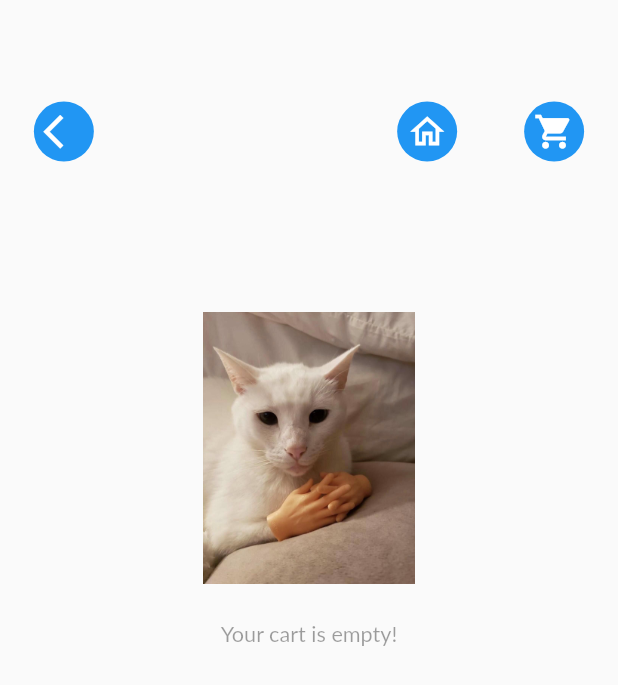
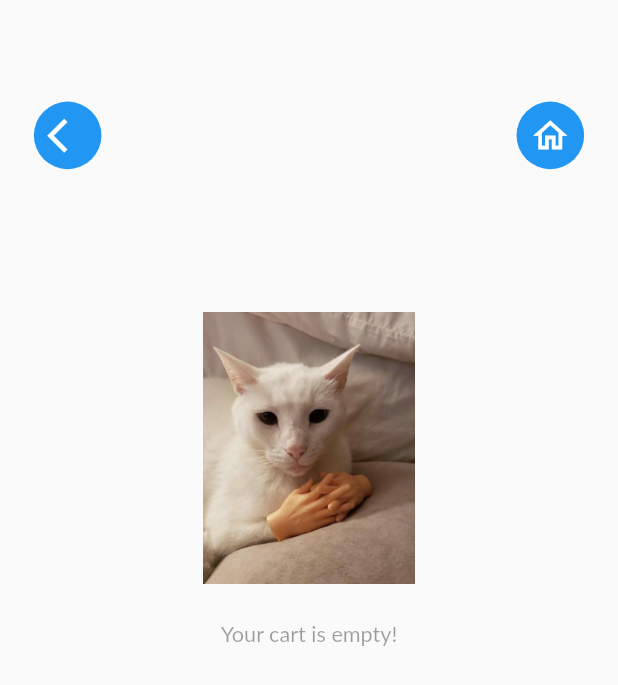
Before and after one commit to FrostElAkuma/Twaste, a Flutter app: the CartPage screen opened by its route, on a phone screen of 412 x 824 dp. Shown: the top 685 px of the screen. Run offline on Flutter 3.47's test engine with Material 2 defaults, Android fonts, the phone set to English and light mode, and no system bars; our stand-ins replace dots_indicator, firebase_core, firebase_messaging, flutter_local_notifications, flutter_typeahead, geocoding and 6 more; missing offline and left inert: google_maps_webservice; accounts and stored records are empty; network calls fail; Roboto replaces fonts that are missing (Lato).

Commit message:
Tryin to make UI responsive

```diff
--- a/lib/my_pages/cart/cart_page.dart
+++ b/lib/my_pages/cart/cart_page.dart
@@ -61,11 +61,17 @@ class _CartPageState extends State<CartPage> {
               child: Row(
                 mainAxisAlignment: MainAxisAlignment.spaceBetween,
                 children: [
-                  MyIcons(
-                    icon: Icons.arrow_back_ios,
-                    iconColor: Colors.white,
-                    backgroundColor: Colors.blue,
-                    iconSize: Dimensions.iconSize24,
+                  GestureDetector(
+                    onTap: () {
+                      Get.back(result: 'hello');
+                    },
+                    child: MyIcons(
+                      icon: Icons.arrow_back_ios,
+                      iconColor: Colors.white,
+                      backgroundColor: Colors.blue,
+                      size: Dimensions.width10 * 4,
+                      iconSize: Dimensions.iconSize24,
+                    ),
                   ),
                   SizedBox(
                     width: Dimensions.width20 * 5,
@@ -79,14 +85,9 @@ class _CartPageState extends State<CartPage> {
                       icon: Icons.home_outlined,
                       iconColor: Colors.white,
                       backgroundColor: Colors.blue,
+                      size: Dimensions.width10 * 4,
                       iconSize: Dimensions.iconSize24,
                     ),
-                  ),
-                  MyIcons(
-                    icon: Icons.shopping_cart,
-                    iconColor: Colors.white,
-                    backgroundColor: Colors.blue,
-                    iconSize: Dimensions.iconSize24,
                   ),
                 ],
               )),
@@ -263,7 +264,7 @@ class _CartPageState extends State<CartPage> {
                                                                         .product!,
                                                                     -1);
                                                               },
-                                                              child: const Icon(
+                                                              child: Icon(
                                                                 Icons.remove,
                                                                 color: Color
                                                                     .fromARGB(
@@ -271,6 +272,8 @@ class _CartPageState extends State<CartPage> {
                                                                         224,
                                                                         224,
                                                                         224),
+                                                                size: Dimensions
+                                                                    .width30,
                                                               ),
                                                             ),
                                                             SizedBox(
@@ -296,7 +299,7 @@ class _CartPageState extends State<CartPage> {
                                                                         .product!,
                                                                     1);
                                                               },
-                                                              child: const Icon(
+                                                              child: Icon(
                                                                 Icons.add,
                                                                 color: Color
                                                                     .fromARGB(
@@ -304,6 +307,8 @@ class _CartPageState extends State<CartPage> {
                                                                         224,
                                                                         224,
                                                                         224),
+                                                                size: Dimensions
+                                                                    .width30,
                                                               ),
                                                             ),
                                                           ],
--- a/lib/my_widgets/distance_time.dart
+++ b/lib/my_widgets/distance_time.dart
@@ -24,6 +24,7 @@ class DistanceTime extends StatelessWidget {
         SizedBox(width: Dimensions.width10 / 2),
         SmallText(
           text: text,
+          size: Dimensions.font12,
         )
       ],
     );
--- a/lib/my_widgets/my_text.dart
+++ b/lib/my_widgets/my_text.dart
@@ -46,7 +46,7 @@ class SmallText extends StatelessWidget {
     //Can only use hexa decimal color for constructor
     this.color = const Color(0xFFccc7c5),
     required this.text,
-    this.size = 12,
+    this.size = 0,
     this.height = 1.2,
   });
 
@@ -57,7 +57,7 @@ class SmallText extends StatelessWidget {
       style: TextStyle(
         //fontFamily: 'Roboto', need to add fonts later as well
         color: color,
-        fontSize: size,
+        fontSize: size == 0 ? Dimensions.font12 : size,
         height: height,
         overflow: TextOverflow.ellipsis,
       ),
--- a/lib/utils/dimensions.dart
+++ b/lib/utils/dimensions.dart
@@ -20,7 +20,7 @@ class Dimensions {
 
   //font
   static double font12 = screenWidth / 34.3;
-  static double font16 = screenHeight / 45.7;
+  static double font16 = screenWidth / 25.9;
   static double font20 = screenWidth / 20.5715;
   static double font26 = screenHeight / 28.1;
 
```
Also changed, not shown: lib/my_pages/restaurant/restaurant_page.dart (+30 -19 lines), lib/my_widgets/info_and_rating.dart (+24 -14 lines).
